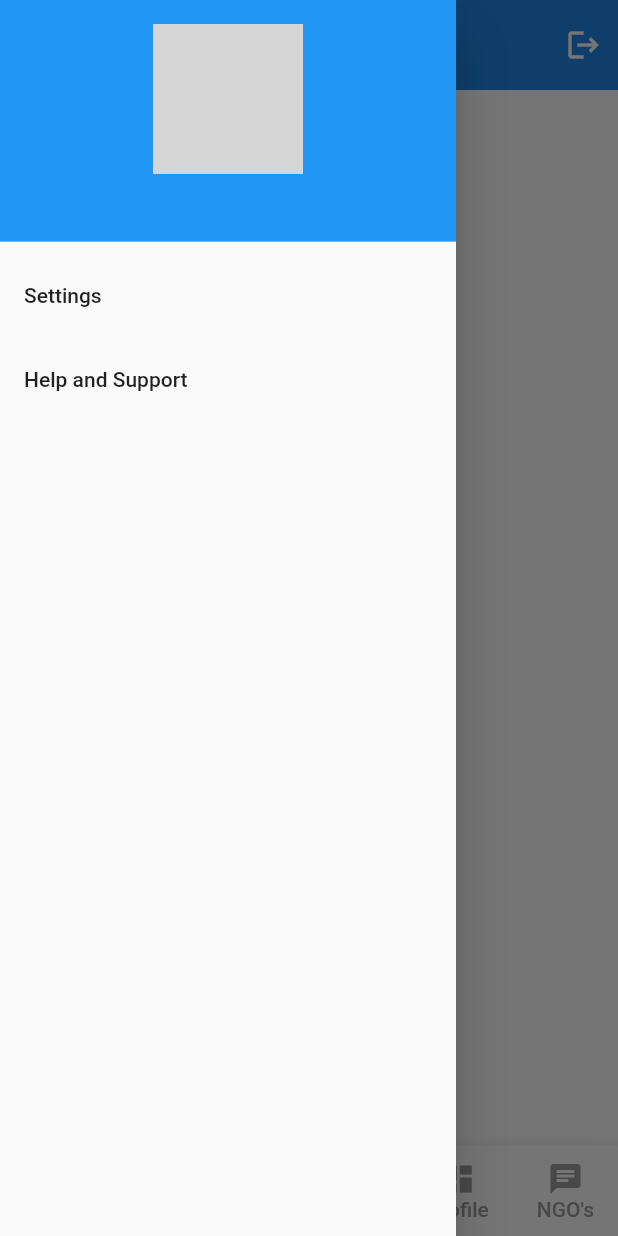
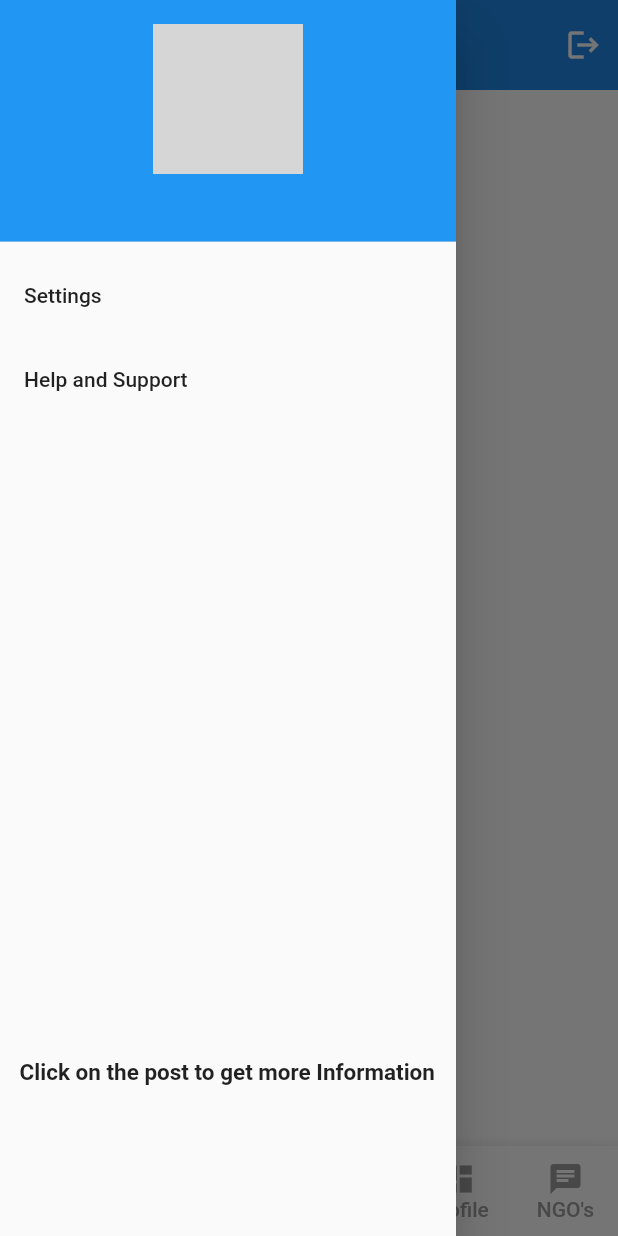
Before and after one commit to keyurgit45/Charitable, a Flutter app: the Home screen opened directly, with the side drawer open, on a phone screen of 412 x 824 dp. Run offline on Flutter 3.47's test engine with Material 2 defaults, Android fonts, the light colour scheme and no system bars; our stand-ins replace cloud_firestore, firebase_auth, firebase_core, firebase_storage, font_awesome_flutter, google_fonts and 3 more; accounts and stored records are empty; network calls fail; grey boxes are pictures that could not be loaded.

Commit message:
Fixed bugs

```diff
--- a/lib/LoginScreens/login_helper.dart
+++ b/lib/LoginScreens/login_helper.dart
@@ -40,10 +40,6 @@ class LoginHelper {
         return false;
       }
     }
-    // print();
-
-    // CollectionReference users = FirebaseFirestore.instance
-    //     .collection();
   }
 
   static signInwithEmail(String email, String pass) async {
--- a/lib/screens/home.dart
+++ b/lib/screens/home.dart
@@ -45,8 +45,24 @@ class _HomeState extends State<Home> {
     users = FirebaseFirestore.instance.collection(emailvalue);
     photoUrl = FirebaseAuth.instance.currentUser.photoURL;
     name = FirebaseAuth.instance.currentUser.displayName;
-    print(name);
-    setState(() {});
+
+    if (name.length == 0) {
+      await getname(emailvalue);
+    }
+    setState(() {
+      print(name);
+    });
+  }
+
+  getname(emailvalue1) async {
+    CollectionReference user =
+        FirebaseFirestore.instance.collection(emailvalue1);
+
+    await user.get().then((QuerySnapshot querySnapshot) => {
+          querySnapshot.docs.forEach((doc) {
+            name = doc.data()["Name"].toString();
+          })
+        });
   }
 
   int currentTab = 0; // to keep track of active tab index
@@ -76,11 +92,7 @@ class _HomeState extends State<Home> {
               child: Icon(Icons.logout),
               onTap: () async {
                 print(emailvalue);
-                // await users.get().then((snapshot) {
-                //   for (DocumentSnapshot ds in snapshot.docs) {
-                //     ds.reference.delete();
-                //   }
-                // });
+
                 sharedPreferences.clear();
                 // ignore: deprecated_member_use
                 sharedPreferences.commit();
@@ -94,11 +106,7 @@ class _HomeState extends State<Home> {
         ],
       ),
       drawer: Drawer(
-        // Add a ListView to the drawer. This ensures the user can scroll
-        // through the options in the drawer if there isn't enough vertical
-        // space to fit everything.
         child: ListView(
-          // Important: Remove any padding from the ListView.
           padding: EdgeInsets.zero,
           children: <Widget>[
             DrawerHeader(
@@ -117,7 +125,7 @@ class _HomeState extends State<Home> {
                         name == null ? "UserName" : name,
                         style: TextStyle(color: Colors.white, fontSize: 21),
                       ),
-                    )
+                    ),
                   ],
                 ),
               ),
@@ -133,6 +141,16 @@ class _HomeState extends State<Home> {
               title: Text('Help and Support'),
               onTap: () => showInSnackBar("Feature Not Unlocked Yet!"),
             ),
+            SizedBox(
+              height: MediaQuery.of(context).size.height * 0.50,
+            ),
+            Padding(
+              padding: const EdgeInsets.all(13.0),
+              child: Text(
+                "Click on the post to get more Information",
+                style: TextStyle(fontSize: 15, fontWeight: FontWeight.bold),
+              ),
+            )
           ],
         ),
       ),
--- a/lib/screens/homepage.dart
+++ b/lib/screens/homepage.dart
@@ -21,6 +21,7 @@ class _HomePageState extends State<HomePage> {
   void initState() {
     myinitstate();
     formatTimestamp();
+
     super.initState();
   }
 
--- a/lib/screens/postdetails.dart
+++ b/lib/screens/postdetails.dart
@@ -340,7 +340,9 @@ class _PostDetailsState extends State<PostDetails> {
                     ),
                   ),
                 ),
-                Padding(
+                userdata["Category"] == "Blood"
+                    ? SizedBox(height: 0)
+                    : Padding(
                         padding: const EdgeInsets.all(8.0),
                         child: Container(
                           decoration: BoxDecoration(
```
Also changed, not shown: lib/LoginScreens/login_page.dart (+2 -27 lines), lib/screens/details.dart (+21 -8 lines), lib/screens/mydonations.dart (+0 -8 lines), lib/screens/profile.dart (+9 -4 lines), lib/screens/profilepage.dart (+0 -24 lines). Lines whose indentation alone changed are shown as unchanged.
